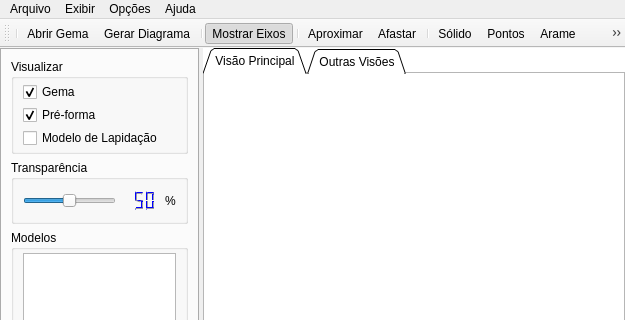
mjbrusso/Visualizador_3D-Gemas, file ui/mainwindow.ui: the form before one commit; both pictures show x 0 to 625 and y 0 to 320 of the 625 by 743 pixel window.
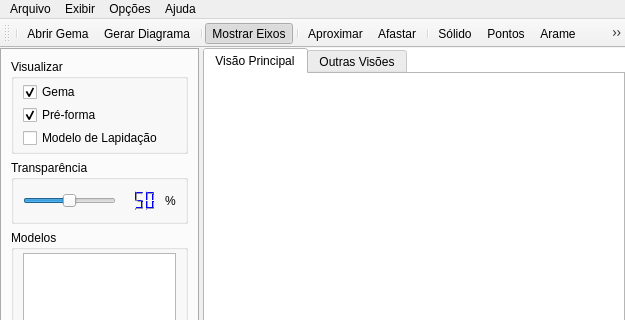
The form after the commit. Icons and pictures are not drawn. Custom widgets are drawn as their Qt base class.

Commit message: Change tab shape

```diff
--- a/ui/mainwindow.ui
+++ b/ui/mainwindow.ui
@@ -1051,9 +1051,6 @@
       <property name="autoFillBackground">
        <bool>true</bool>
       </property>
-      <property name="tabShape">
-       <enum>QTabWidget::Triangular</enum>
-      </property>
       <property name="currentIndex">
        <number>0</number>
       </property>
```
